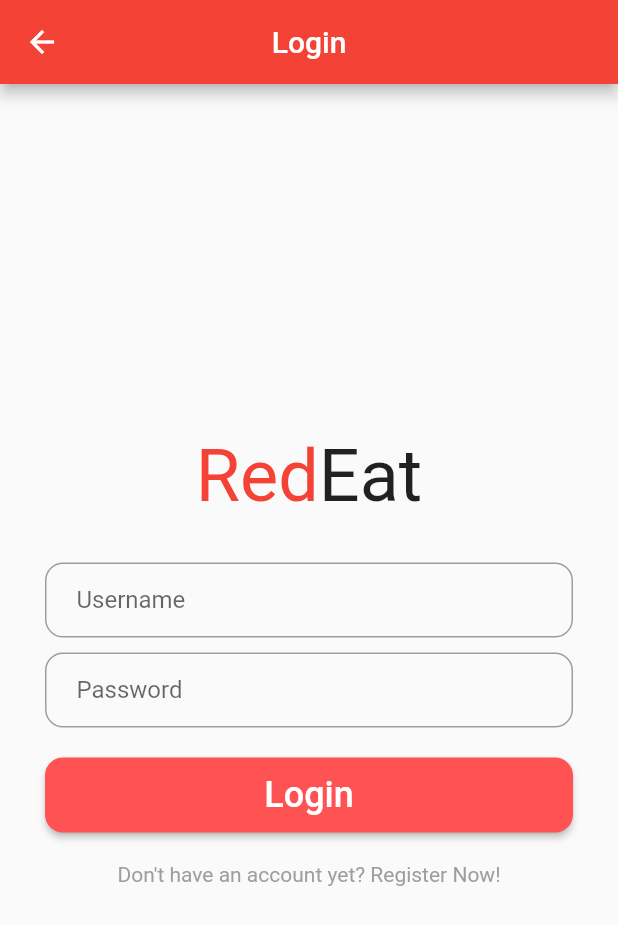
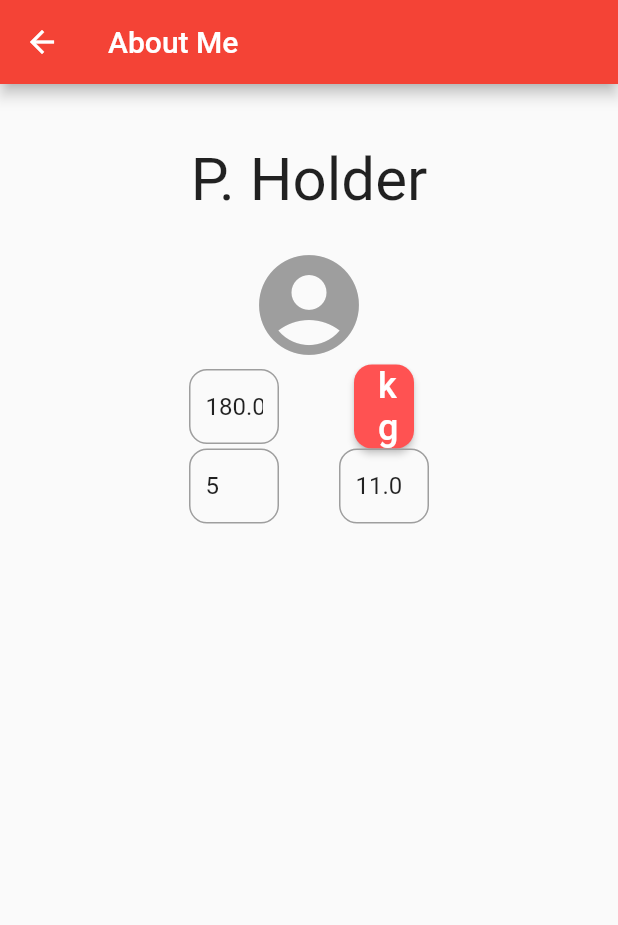
Before and after one commit to GDSCUTM-CommunityProjects/RedEat, a Flutter app: the screen it shows after launch, after a tap on "Login", on a phone screen of 412 x 824 dp. Shown: the top 925 px of the screen. Run offline on Flutter 3.47's test engine with Material 2 defaults, Android fonts, the phone set to English and light mode, and no system bars.

Commit message:
RED-27 added measurements and conversions

```diff
--- /dev/null
+++ b/src/lib/Pages/MePage.dart
@@ -0,0 +1,174 @@
+import 'package:flutter/material.dart';
+import 'package:flutter/widgets.dart';
+
+class MePage extends StatefulWidget {
+  const MePage({Key? key}) : super(key: key);
+
+  @override
+  State<MePage> createState() => _MePageState();
+}
+
+class _MePageState extends State<MePage> {
+  double weight = 180;
+  double height = 71;
+  final weightTextController = TextEditingController();
+  final heightTextControllerUnit1 = TextEditingController();
+  final heightTextControllerUnit2 = TextEditingController();
+  bool isInches = true;
+  bool isLbs = true;
+  bool toSave = false;
+
+  @override
+  void initState() {
+    super.initState();
+    weight = 180;
+    height = 71;
+    weightTextController.text = weight.toString();
+    heightTextControllerUnit1.text =
+        (isInches) ? (height ~/ 12).toString() : (height ~/ 100).toString();
+    heightTextControllerUnit2.text =
+        (isInches) ? (height % 12).toString() : (height % 100).toString();
+    isInches = true;
+    isLbs = true;
+    toSave = false;
+  }
+
+  void changeToOtherUnit(bool changeWeight) {
+    if (changeWeight) {
+      if (!isLbs) {
+        setState(() => weight = weight / 2.20462);
+        weightTextController.text = weight.toString();
+      } else {
+        setState(() => weight = weight * 2.20462);
+        weightTextController.text = weight.toString();
+      }
+    } else {}
+  }
+
+  @override
+  Widget build(BuildContext context) {
+    // TODO: implement build
+    return Scaffold(
+      appBar: AppBar(
+        backgroundColor: Colors.red,
+        title: Text("About Me"),
+      ),
+      body: Column(children: [
+        SizedBox(
+          height: 20,
+        ),
+        const Padding(
+          padding: EdgeInsets.symmetric(vertical: 20),
+          child: Text(
+            "P. Holder",
+            style: TextStyle(fontSize: 40),
+          ),
+        ),
+        const Icon(
+          Icons.account_circle,
+          color: Colors.grey,
+          size: 80,
+        ),
+        // Change weight text fields
+        Row(
+          mainAxisAlignment: MainAxisAlignment.center,
+          children: [
+            Padding(
+              padding: EdgeInsets.symmetric(horizontal: 20),
+              child: Container(
+                width: 60,
+                decoration: BoxDecoration(
+                  border: Border.all(
+                      color: (weight > 0) ? Colors.grey : Colors.red),
+                  borderRadius: BorderRadius.circular(12),
+                ),
+                child: Padding(
+                  padding: EdgeInsets.symmetric(horizontal: 10),
+                  child: TextField(
+                    decoration: InputDecoration(
+                      border: InputBorder.none,
+                      hintText: (isLbs) ? "lbs" : "kg",
+                    ),
+                    controller: weightTextController,
+                    keyboardType: TextInputType.number,
+                  ),
+                ),
+              ),
+            ),
+            Padding(
+              padding: const EdgeInsets.symmetric(horizontal: 30.0),
+              child: Container(
+                width: 40,
+                child: ElevatedButton(
+                    style: ElevatedButton.styleFrom(
+                        backgroundColor: Colors.redAccent,
+                        minimumSize: const Size.fromHeight(50),
+                        shape: RoundedRectangleBorder(
+                          borderRadius: BorderRadius.circular(12),
+                        )),
+                    onPressed: () {
+                      setState(() => isLbs = !(isLbs));
+                      changeToOtherUnit(true);
+                    },
+                    child: Text(
+                      (isLbs) ? "kg" : "lbs",
+                      style: TextStyle(fontSize: 24),
+                    )),
+              ),
+            ),
+          ],
+        ),
+        // Change height fields
+        Row(
+          mainAxisAlignment: MainAxisAlignment.center,
+          children: [
+            Padding(
+              padding: EdgeInsets.symmetric(horizontal: 20),
+              child: Container(
+                width: 60,
+                decoration: BoxDecoration(
+                  border: Border.all(
+                      color: (height > 0) ? Colors.grey : Colors.red),
+                  borderRadius: BorderRadius.circular(12),
+                ),
+                child: Padding(
+                  padding: EdgeInsets.symmetric(horizontal: 10),
+                  child: TextField(
+                    decoration: InputDecoration(
+                      border: InputBorder.none,
+                      hintText: (isInches) ? "ft" : "m",
+                    ),
+                    controller: heightTextControllerUnit1,
+                    keyboardType: TextInputType.number,
+                  ),
+                ),
+              ),
+            ),
+            Padding(
+              padding: EdgeInsets.symmetric(horizontal: 20),
+              child: Container(
+                width: 60,
+                decoration: BoxDecoration(
+                  border: Border.all(
+                      color: (height > 0) ? Colors.grey : Colors.red),
+                  borderRadius: BorderRadius.circular(12),
+                ),
+                child: Padding(
+                  padding: EdgeInsets.symmetric(horizontal: 10),
+                  child: TextField(
+                    decoration: InputDecoration(
+                      border: InputBorder.none,
+                      hintText: (isInches) ? "in" : "cm",
+                    ),
+                    controller: heightTextControllerUnit2,
+                    keyboardType: TextInputType.number,
+                  ),
+                ),
+              ),
+            ),
+          ],
+        ),
+      ]),
+    );
+  }
+}
--- a/src/lib/main.dart
+++ b/src/lib/main.dart
@@ -1,5 +1,7 @@
 import 'package:flutter/material.dart';
 import 'package:src/Pages/login.dart';
+
+import 'Pages/MePage.dart';
 void main() {
   runApp(const MyApp());
 }
@@ -14,7 +16,7 @@ class MyApp extends StatelessWidget {
       initialRoute: '/',
       routes: {
         '/': (context) => MyHomePage(title: 'Flutter Demo Home Page'),  // Initial route is MyHomePage
-        '/login': (context) => LoginPage(),                             // Route for login page
+        '/login': (context) => MePage(),                             // Route for login page
       },
       title: 'Flutter Demo',
       theme: ThemeData(
```
Also changed, not shown: 1 other file.
